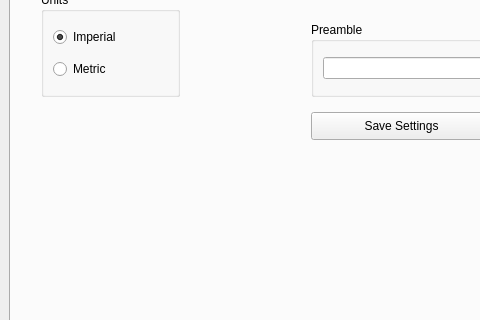
Before: the Qt Designer form gcode/src/gcode.ui in jethornton/gcode, drawn with Qt 5; both pictures show x 0 to 480 and y 83 to 403 of the 1000 by 900 pixel window.
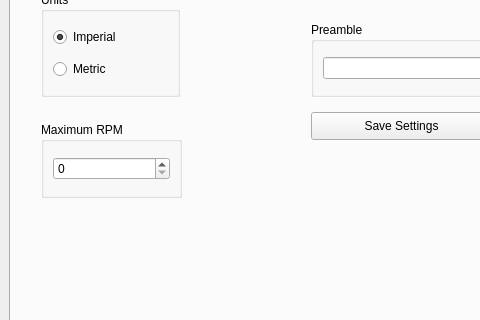
After: the same form once the commit is applied.

```diff
--- a/gcode/src/gcode.ui
+++ b/gcode/src/gcode.ui
@@ -117,6 +117,31 @@
          <string>Save Settings</string>
         </property>
        </widget>
+       <widget class="QGroupBox" name="groupBox_18">
+        <property name="geometry">
+         <rect>
+          <x>30</x>
+          <y>170</y>
+          <width>141</width>
+          <height>76</height>
+         </rect>
+        </property>
+        <property name="title">
+         <string>Maximum RPM</string>
+        </property>
+        <layout class="QGridLayout" name="gridLayout_26">
+         <item row="0" column="0">
+          <widget class="QSpinBox" name="rpmMaxSB">
+           <property name="maximum">
+            <number>30000</number>
+           </property>
+           <property name="singleStep">
+            <number>100</number>
+           </property>
+          </widget>
+         </item>
+        </layout>
+       </widget>
       </widget>
       <widget class="QWidget" name="tab_2">
        <attribute name="title">
```
Left out of the diff: 7 changed lines with no effect on the pictures.
